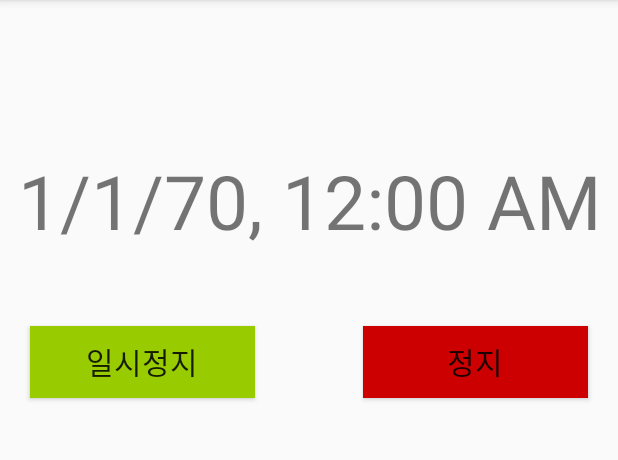
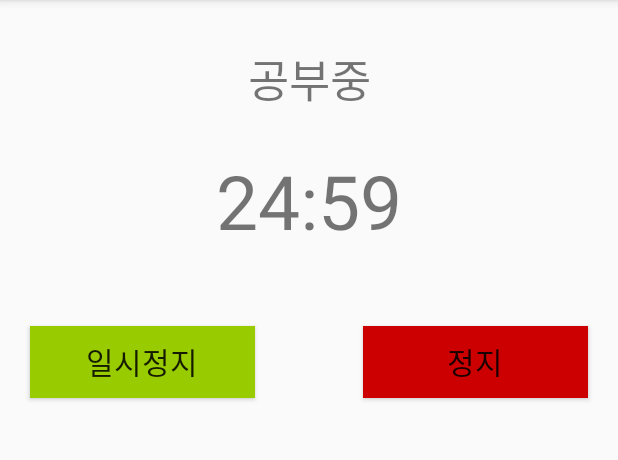
Before and after one commit to hwang434/pomodoro-app, an Android app: the screen it shows after launch (MainActivity), after a tap on "시작", on a phone screen of 412 x 824 dp, the part 84-544 px from its top. Run offline under Robolectric (Android 15) with nearby library versions, the phone set to English and light mode, and no system bars; our stand-ins replace data binding.

Commit message:
시작, 재시작, 정지, 작동화면 추가 완료

```diff
--- a/app/src/main/java/com/example/pomodoro/MainActivity.kt
+++ b/app/src/main/java/com/example/pomodoro/MainActivity.kt
@@ -8,6 +8,7 @@ import android.os.CountDownTimer
 import android.util.Log
 import android.view.*
 import com.example.pomodoro.databinding.ActivityMainBinding
+import java.lang.StringBuilder
 import java.text.SimpleDateFormat
 
 class MainActivity : AppCompatActivity() {
@@ -18,9 +19,9 @@ class MainActivity : AppCompatActivity() {
 
     companion object {
         //공부 시간.
-        var studyLength: Long = 11*1000
+        var studyLength: Long = 25*60*1000+1000
         //쉬는 시간.
-        var breakLength: Long = 6*1000
+        var breakLength: Long = 5*60*1000+1000
         //현재 타이머의 남은 시간
         var remainTime: Long = studyLength
 
@@ -45,7 +46,7 @@ class MainActivity : AppCompatActivity() {
             binding.pauseBtn.visibility = View.VISIBLE
 
             timer = startTimer()
-            binding.timeView.text = dateFormat.format((remainTime-1000)/1000)
+            binding.timeView.text = makeMilSecToMinSec(remainTime-1000)
         }
         // 정지 버튼 눌렀을 때, 처음 시간으로 초기화.
         binding.stopBtn.setOnClickListener {
@@ -58,9 +59,9 @@ class MainActivity : AppCompatActivity() {
             }
 
             if (isStudyTime) {
-                binding.timeView.text = dateFormat.format((studyLength-1000)/1000)
+                binding.timeView.text = makeMilSecToMinSec(studyLength-1000)
             } else {
-                binding.timeView.text = dateFormat.format((breakLength-1000)/1000)
+                binding.timeView.text = makeMilSecToMinSec(breakLength-1000)
             }
         }
 
@@ -89,11 +90,13 @@ class MainActivity : AppCompatActivity() {
 
     fun startTimer(): CountDownTimer {
         Log.d(TAG,"MainActivity - startTimer() called")
-        val dateFormat = SimpleDateFormat.getInstance()
+        if (isStudyTime) binding.pomodoroStatus.text = "공부중"
+        else binding.pomodoroStatus.text = "휴식중"
+
         var timer = object: CountDownTimer(remainTime, 1000) {
             override fun onTick(millisUntilFinished: Long) {
                 Log.d(TAG,"MainActivity - onTick() called")
-                binding.timeView.text = dateFormat.format((remainTime-1000)/1000)
+                binding.timeView.text = makeMilSecToMinSec(remainTime-1000)
                 remainTime -= 1000
             }
 
@@ -105,12 +108,14 @@ class MainActivity : AppCompatActivity() {
                 //공부 시간이 끝났으니, 휴식 시간이 남은 시간이 됨.
                 if (isStudyTime) {
                     remainTime = breakLength
+                    binding.pomodoroStatus.text = "휴식중"
                 } else {
                     remainTime = studyLength
+                    binding.pomodoroStatus.text = "공부중"
                 }
                 isStudyTime = !isStudyTime
 
-                binding.timeView.text = dateFormat.format((remainTime-1000)/1000)
+                binding.timeView.text = makeMilSecToMinSec(remainTime-1000)
                 binding.pauseBtn.visibility = View.GONE
                 binding.startBtn.visibility = View.VISIBLE
             }
@@ -119,9 +124,22 @@ class MainActivity : AppCompatActivity() {
         return timer
     }
     fun makeMilSecToMinSec(time: Long): String {
+        val timeFormated = StringBuilder()
         var min = time/1000/60
         var sec = (time % (1000*60)) / 1000
 
-        return min.toString() + "분"+sec+"초"
+        if (min < 10) {
+            timeFormated.append(0)
+        }
+        timeFormated.append(min)
+
+        timeFormated.append(":")
+
+        if (sec < 10) {
+            timeFormated.append(0)
+        }
+        timeFormated.append(sec)
+
+        return timeFormated.toString()
     }
 }
--- a/app/src/main/res/layout/activity_main.xml
+++ b/app/src/main/res/layout/activity_main.xml
@@ -6,6 +6,16 @@
         android:layout_width="match_parent"
         android:layout_height="match_parent"
         tools:context=".MainActivity">
+        <TextView
+            android:id="@+id/pomodoroStatus"
+            android:layout_width="wrap_content"
+            android:layout_height="wrap_content"
+            android:textSize="30sp"
+            android:text="아무것도 안함"
+            android:layout_marginTop="30dp"
+            app:layout_constraintEnd_toEndOf="parent"
+            app:layout_constraintStart_toStartOf="parent"
+            app:layout_constraintTop_toTopOf="parent" />
         <TextView
             android:id="@+id/timeView"
             android:layout_width="0dp"
```
